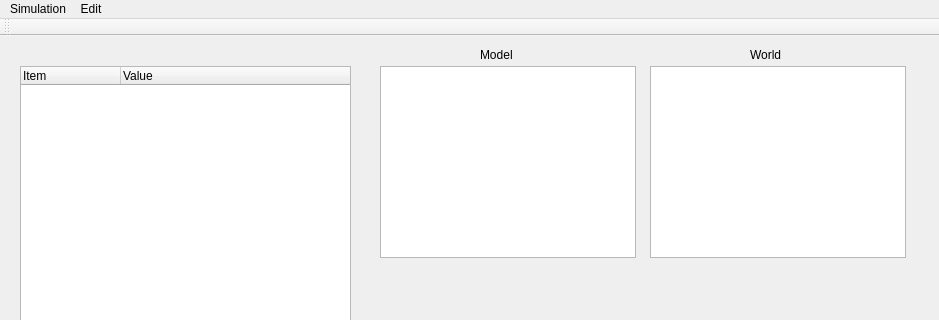
Before: the Qt Designer form source/GUI/mainwindow.ui in Guiraffo/ProVANT-Simulator, drawn with Qt 5; both pictures show x 0 to 939 and y 0 to 320 of the 939 by 525 pixel window.
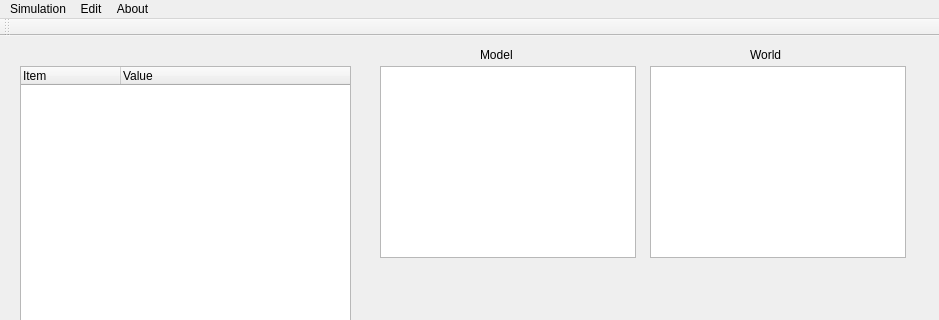
After: the same form once the commit is applied.

The edit to the form file:
```diff
--- a/source/GUI/mainwindow.ui
+++ b/source/GUI/mainwindow.ui
@@ -100,7 +100,7 @@
      <x>0</x>
      <y>0</y>
      <width>939</width>
-     <height>25</height>
+     <height>22</height>
     </rect>
    </property>
    <widget class="QMenu" name="menuSimulation">
@@ -124,8 +124,15 @@
     </widget>
     <addaction name="menuModel"/>
    </widget>
+   <widget class="QMenu" name="menuAbout">
+    <property name="title">
+     <string>About</string>
+    </property>
+    <addaction name="actionAbout_ProVANT_Simulator"/>
+   </widget>
    <addaction name="menuSimulation"/>
    <addaction name="menuEdit"/>
+   <addaction name="menuAbout"/>
   </widget>
   <widget class="QToolBar" name="mainToolBar">
    <attribute name="toolBarArea">
```
Left out of the diff: 18 changed lines with no effect on the pictures.
